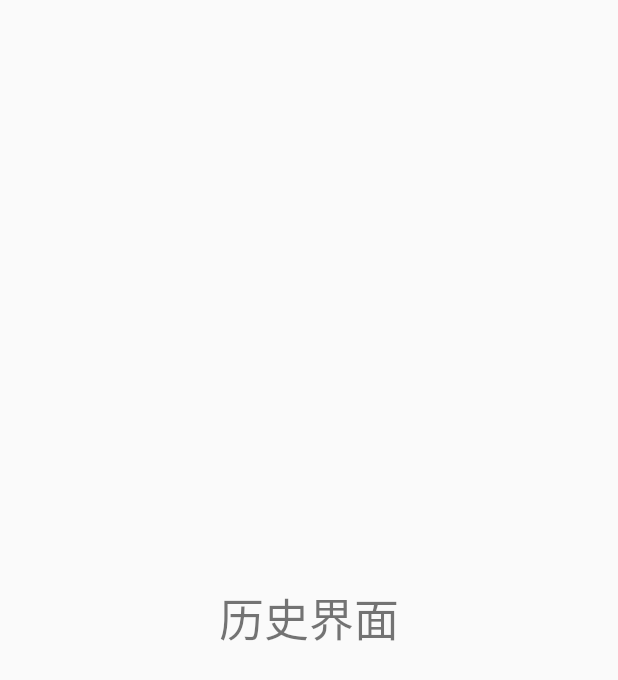
After one commit to wufan666666/FirstKotlin, an Android app: the fragment HistoryFragment shown on its own in the app's theme, on a phone screen of 412 x 824 dp. The commit adds this screen. Shown: the top 680 px of the screen. Run offline under Robolectric (Android 15) with nearby library versions, the phone set to English and light mode, and no system bars.

Commit message:
喜马拉雅测试

```diff
--- a/app/build.gradle
+++ b/app/build.gradle
@@ -66,5 +66,6 @@ dependencies {
     implementation 'de.hdodenhof:circleimageview:2.1.0'
     implementation 'com.github.bumptech.glide:glide:4.8.0'
     implementation 'com.google.code.gson:gson:2.8.1'
+    implementation 'com.github.hackware1993:MagicIndicator:1.7.0'
 
 }
--- /dev/null
+++ b/app/src/main/java/com/wufanfirstkotlin/himalaya/base/BaseFragment.java
@@ -0,0 +1,28 @@
+package com.wufanfirstkotlin.himalaya.base;
+
+import android.os.Bundle;
+import android.view.LayoutInflater;
+import android.view.View;
+import android.view.ViewGroup;
+
+import androidx.annotation.Nullable;
+import androidx.fragment.app.Fragment;
+
+/**
+ * @author : wf
+ * @date : 2021年10月09日 15:30
+ */
+public abstract class BaseFragment extends Fragment {
+
+    private View rootView;
+
+    @Nullable
+    @org.jetbrains.annotations.Nullable
+    @Override
+    public View onCreateView(LayoutInflater inflater,  ViewGroup container, Bundle savedInstanceState) {
+        rootView = onSubViewLoaded(inflater,container);
+        return rootView;
+    }
+
+    protected abstract View onSubViewLoaded(LayoutInflater layoutInflater, ViewGroup container);
+}
--- /dev/null
+++ b/app/src/main/java/com/wufanfirstkotlin/himalaya/fragments/HistoryFragment.java
@@ -0,0 +1,20 @@
+package com.wufanfirstkotlin.himalaya.fragments;
+
+import android.view.LayoutInflater;
+import android.view.View;
+import android.view.ViewGroup;
+
+import com.wufanfirstkotlin.R;
+import com.wufanfirstkotlin.himalaya.base.BaseFragment;
+
+/**
+ * @author : wf
+ * @date : 2021年10月09日 15:33
+ */
+public class HistoryFragment extends BaseFragment {
+    @Override
+    protected View onSubViewLoaded(LayoutInflater layoutInflater, ViewGroup container) {
+        View inflate = layoutInflater.inflate(R.layout.fragment_history, container,false);
+        return inflate;
+    }
+}
--- /dev/null
+++ b/app/src/main/res/layout/fragment_history.xml
@@ -0,0 +1,11 @@
+<?xml version="1.0" encoding="utf-8"?>
+<RelativeLayout xmlns:android="http://schemas.android.com/apk/res/android"
+    android:layout_width="match_parent"
+    android:layout_height="match_parent">
+    <TextView
+        android:layout_width="wrap_content"
+        android:layout_height="wrap_content"
+        android:text="历史界面"
+        android:textSize="30sp"
+        android:layout_centerInParent="true"/>
+</RelativeLayout>
--- a/app/src/main/res/values/colors.xml
+++ b/app/src/main/res/values/colors.xml
@@ -7,4 +7,5 @@
     <color name="teal_700">#FF018786</color>
     <color name="black">#FF000000</color>
     <color name="white">#FFFFFFFF</color>
+    <color name="himalaya_color">#509FC3</color>
 </resources>
--- a/app/src/main/res/values/strings.xml
+++ b/app/src/main/res/values/strings.xml
@@ -14,4 +14,10 @@
     <string name="postRunnableDelay">"postRunnableDelay"</string>
     <string name="postRunnableInThread">"postRunnableInThread"</string>
     <string name="postRunnableDelayInThread">"postRunnableDelayInThread"</string>
+    <string-array name="indicator_title">
+        <item>推荐</item>
+        <item>订阅</item>
+        <item>历史</item>
+    </string-array>
+
 </resources>
--- a/build.gradle
+++ b/build.gradle
@@ -24,6 +24,7 @@ allprojects {
         maven{ url 'https://maven.aliyun.com/nexus/content/repositories/jcenter'}
         maven{ url 'https://maven.aliyun.com/nexus/content/repositories/google'}
         maven{ url 'https://maven.aliyun.com/nexus/content/groups/public'}
+        maven{ url "https://jitpack.io"}
     }
 }
 
```
Also changed, not shown: app/src/main/java/com/wufanfirstkotlin/himalaya/HimalayaActivity.java (+35 -24 lines), app/src/main/java/com/wufanfirstkotlin/himalaya/adapters/IndicatorAdapter.java (added, +74 -0 lines), app/src/main/java/com/wufanfirstkotlin/himalaya/adapters/MainContentAdapter.java (added, +34 -0 lines), app/src/main/java/com/wufanfirstkotlin/himalaya/fragments/ReCommonFragment.java (added, +20 -0 lines), app/src/main/java/com/wufanfirstkotlin/himalaya/fragments/SubscriptionFragment.java (added, +20 -0 lines), app/src/main/java/com/wufanfirstkotlin/himalaya/utils/FragmentCreator.java (added, +43 -0 lines), app/src/main/java/com/wufanfirstkotlin/himalaya/utils/L.java (added, +32 -0 lines), app/src/main/res/layout/activity_himalaya.xml (+13 -2 lines), app/src/main/res/layout/fragment_recommend.xml (added, +12 -0 lines), app/src/main/res/layout/fragment_subscription.xml (added, +11 -0 lines), gradle/wrapper/gradle-wrapper.properties, 1 other file.
